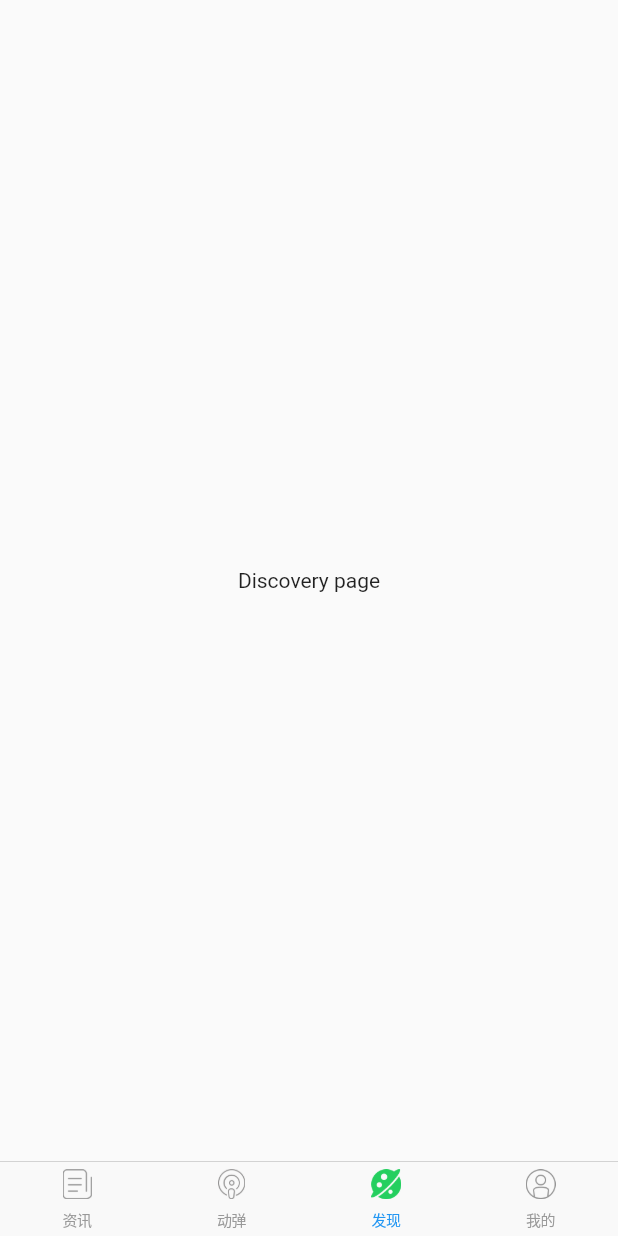
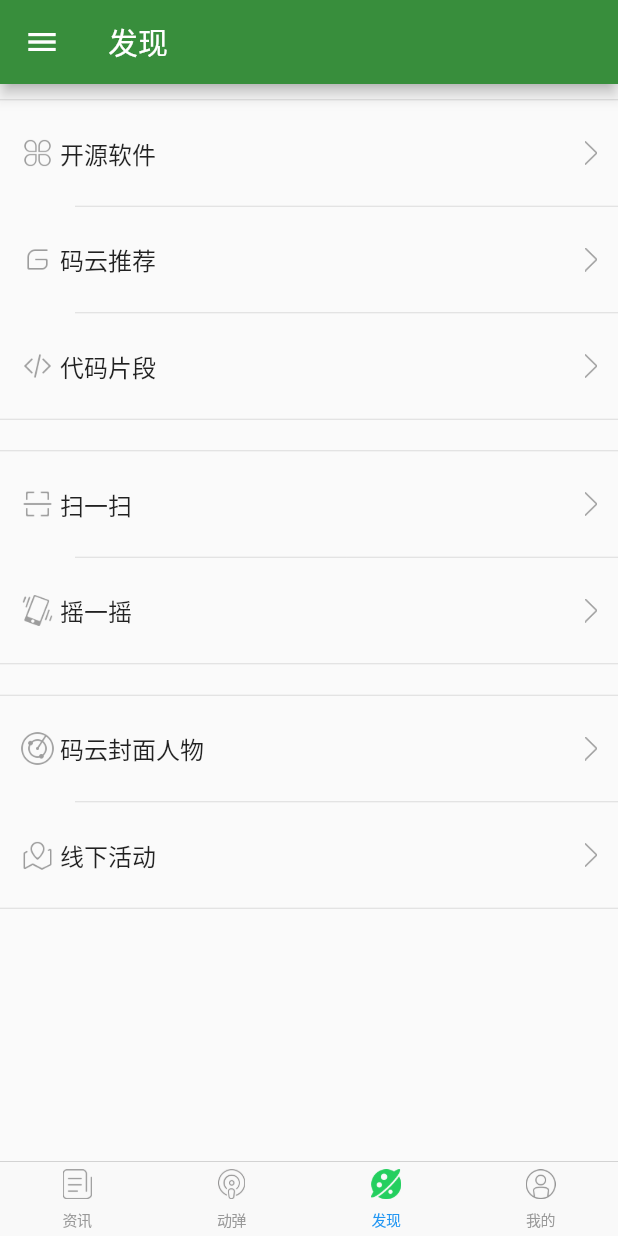
Before and after one commit to blazeqin/flutter_learn_demo, a Flutter app: the screen it shows after launch, item 3 of the bottom bar chosen, on a phone screen of 412 x 824 dp. Run offline on Flutter 3.47's test engine with Material 2 defaults, Android fonts, the phone set to English and light mode, and no system bars; network calls fail.

Commit message:
dicovery page

```diff
--- a/lib/main.dart
+++ b/lib/main.dart
@@ -65,10 +65,11 @@ class MyAppState extends State<MyApp>{
         primaryColor: Colors.green[700],
       ),
       home: Scaffold(
-//        appBar: AppBar(
-//          title: Text("My App", style: TextStyle(color: Colors.white),),
-//          iconTheme: IconThemeData(color: Colors.white),
-//        ),
+        appBar: AppBar(
+          title: Text("${appBarTitles[_tabIndex]}",
+            style: TextStyle(color: Colors.white),),
+          iconTheme: IconThemeData(color: Colors.white),
+        ),
         body: _body,
         bottomNavigationBar: CupertinoTabBar(
           items: getBottomNavItems(),
--- a/lib/pages/DiscoveryPage.dart
+++ b/lib/pages/DiscoveryPage.dart
@@ -1,12 +1,107 @@
-
 import 'package:flutter/material.dart';
 
-class DiscoveryPage extends StatelessWidget{
+class DiscoveryPage extends StatelessWidget {
+  static const String DIVIDER_FULL = "fullDivider";
+  static const String DIVIDER_MISS = "missDivider";
+  static const String DIVIDER_BLANK = "blankDivider";
+
+  static const double ICON_IMAGE_WIDTH = 30.0;
+  static const double ICON_ARROW_WIDTH = 16.0;
+
+  final imagePaths = [
+    "images/ic_discover_softwares.png",
+    "images/ic_discover_git.png",
+    "images/ic_discover_gist.png",
+    "images/ic_discover_scan.png",
+    "images/ic_discover_shake.png",
+    "images/ic_discover_nearby.png",
+    "images/ic_discover_pos.png",
+  ];
+
+  final titles = ["开源软件", "码云推荐", "代码片段", "扫一扫", "摇一摇", "码云封面人物", "线下活动"];
+  final rightArrowIcon = Image.asset(
+    'images/ic_arrow_right.png',
+    width: ICON_ARROW_WIDTH,
+    height: ICON_ARROW_WIDTH,
+  );
+  final titleTextStyle = TextStyle(fontSize: ICON_ARROW_WIDTH);
+  List listData = [];
+
+  DiscoveryPage(){
+    listData.add(DIVIDER_FULL);
+    for(var i=0; i<3; i++) {
+      listData.add(ListItem(icon:imagePaths[i], title:titles[i]));
+      if(i==2) {
+        listData.add(DIVIDER_FULL);
+      }else
+        listData.add(DIVIDER_MISS);
+    }
+    listData.add(DIVIDER_BLANK);
+    listData.add(DIVIDER_FULL);
+    for(var i=3; i<5; i++) {
+      listData.add(ListItem(title: titles[i],icon: imagePaths[i]));
+      if(i==4)
+        listData.add(DIVIDER_FULL);
+      else
+        listData.add(DIVIDER_MISS);
+    }
+    listData.add(DIVIDER_BLANK);
+    listData.add(DIVIDER_FULL);
+    for(var i=5; i<7; i++) {
+      listData.add(ListItem(title: titles[i],icon: imagePaths[i]));
+      if(i==6)
+        listData.add(DIVIDER_FULL);
+      else
+        listData.add(DIVIDER_MISS);
+    }
+  }
+
   @override
   Widget build(BuildContext context) {
-    return Center(
-      child: Text("Discovery page"),
+    return Padding(padding: const EdgeInsets.fromLTRB(0, 10.0, 0, 0),
+      child: ListView.builder(itemBuilder: (context, i)=> renderRow(context, i),
+        itemCount: listData.length,
+      ),
     );
   }
 
+  renderRow(BuildContext context, int i) {
+    var item = listData[i];
+    if(item is String) {
+      switch(item) {
+        case DIVIDER_FULL:
+          return Divider(height: 1.0,);
+        case DIVIDER_MISS:
+          return Padding(padding: const EdgeInsets.fromLTRB(50.0, 0, 0, 0),
+          child: Divider(height: 1.0,),);
+        case DIVIDER_BLANK:
+          return Container(height: 20.0,);
+      }
+    }else if( item is ListItem) {
+      return InkWell(
+        onTap: (){
+          print('clicked $i');
+        },
+        child: Padding(padding: const EdgeInsets.fromLTRB(10.0, 20.0, 10.0, 20.0),
+        child: Row(
+          children: <Widget>[
+            getImageIcon(item.icon),
+            Expanded(child: Text(item.title,style: titleTextStyle,)),
+            rightArrowIcon,
+          ],
+        ),),
+      );
+    }
+  }
+
+  getImageIcon(String url) {
+    return Image.asset(url,height: ICON_IMAGE_WIDTH,width: ICON_IMAGE_WIDTH,);
+  }
 }
+
+class ListItem{
+  String icon;
+  String title;
+
+  ListItem({this.icon, this.title});
+}
```
Also changed, not shown: lib/pages/MyInfoPage.dart (+15 -0 lines), lib/pages/NewsListPage.dart (+8 -8 lines), lib/pages/TweetsListPage.dart (+24 -9 lines).
